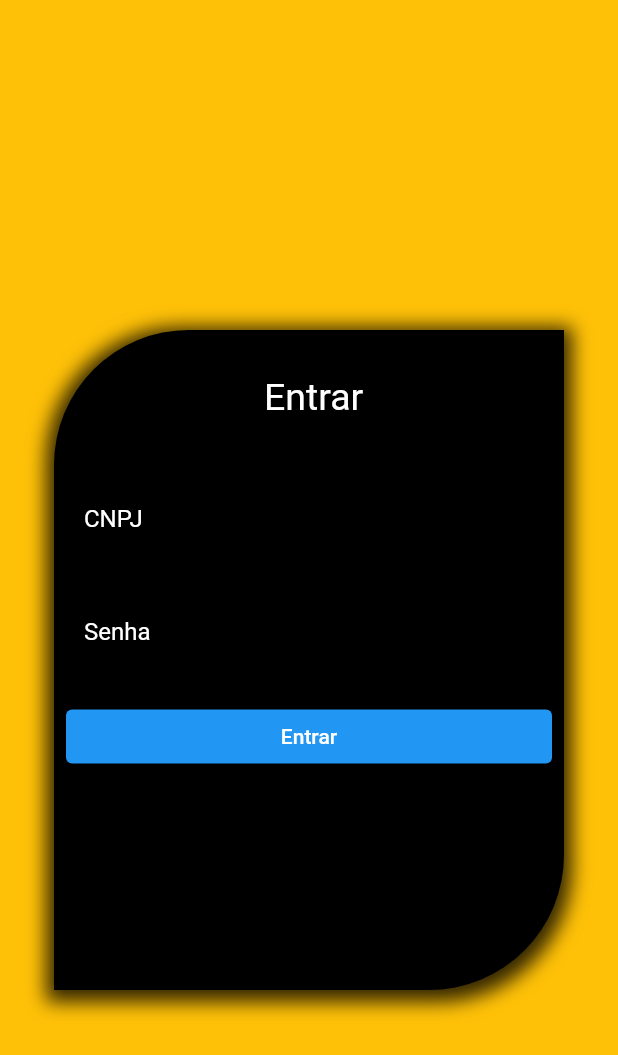
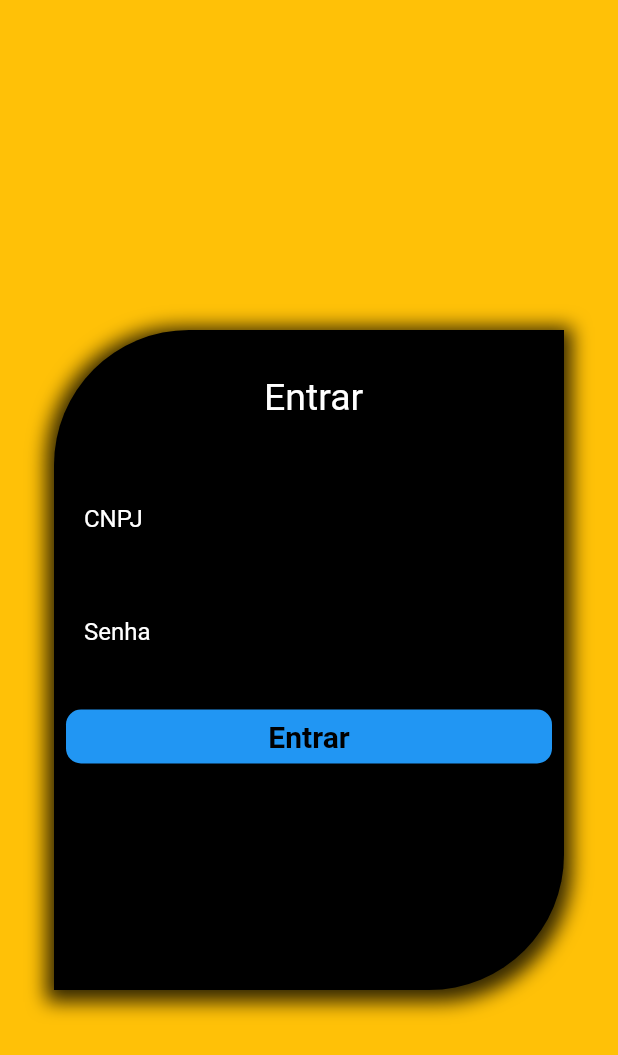
Before and after one commit to Julliano-keil/Desafiofinal, a Flutter app: the screen it shows after launch, on a phone screen of 412 x 824 dp. Shown: the top 1055 px of the screen. Run offline on Flutter 3.47's test engine with Material 2 defaults, Android fonts, the phone set to English and light mode, and no system bars; our stand-ins replace sqflite; accounts and stored records are empty; statements that could not run were skipped.

Commit message:
projeto final

```diff
--- /dev/null
+++ b/lib/repositorio_de_dados/autonomy_level.dart
@@ -0,0 +1 @@
+class AutonomilevelControler {}
--- a/lib/repositorio_de_dados/person_controler.dart
+++ b/lib/repositorio_de_dados/person_controler.dart
@@ -1,5 +1,5 @@
 import 'package:flutter/material.dart';
-import '../entidades/person_login.dart';
+import '../entidades/person.dart';
 import 'db.dart';
 
 class PersonControler extends ChangeNotifier {
@@ -11,17 +11,20 @@ class PersonControler extends ChangeNotifier {
   final constroller = PessoaControler();
   final _listaPeople = <Person>[];
   List<Person> get listaPeople => _listaPeople;
+  final formKey = GlobalKey<FormState>();
   final _controllerId = TextEditingController();
   final _controllerCnpj = TextEditingController();
   final _controllerName = TextEditingController();
   final _controllerNivel = TextEditingController();
   final _controllerSenha = TextEditingController();
+  final _controlerNivel = TextEditingController();
 
   TextEditingController get controllerCnpj => _controllerCnpj;
   TextEditingController get controllerName => _controllerName;
   TextEditingController get controllerNivel => _controllerNivel;
   TextEditingController get controllerSenha => _controllerSenha;
   TextEditingController get controllerid => _controllerId;
+  TextEditingController get controlerNivel => _controlerNivel;
 
   Future<void> insert() async {
     final people = Person(
@@ -56,7 +59,6 @@ class PersonControler extends ChangeNotifier {
       final item = result.first;
       nameuser = item[PersonTable.nomeloja];
 
-      print(' nome do usuario: $nameuser');
       return Person(
         id: item[PersonTable.id],
         cnpj: item[PersonTable.cnpj],
--- a/lib/screens/signin_screen.dart
+++ b/lib/screens/signin_screen.dart
@@ -10,7 +10,6 @@ class SignIn extends StatelessWidget {
   const SignIn({super.key});
   @override
   Widget build(BuildContext context) {
-    final formKey = GlobalKey<FormState>();
     final state = Provider.of<PersonControler>(context, listen: true);
     return Scaffold(
       appBar: AppBar(
@@ -19,7 +18,7 @@ class SignIn extends StatelessWidget {
       ),
       backgroundColor: Colors.amber,
       body: Form(
-        key: formKey,
+        key: state.formKey,
         child: Center(
           child: Container(
             width: 340,
@@ -81,7 +80,7 @@ class SignIn extends StatelessWidget {
                           final username = state.controllerCnpj.text;
                           final password = state.controllerSenha.text;
                           final user = await state.getUserByUsername(username);
-                          if (formKey.currentState!.validate()) {
+                          if (state.formKey.currentState!.validate()) {
                             if (user != null && user.senha == password) {
                               await Navigator.of(context)
                                   .pushReplacementNamed('/Homepage');
@@ -90,9 +89,16 @@ class SignIn extends StatelessWidget {
                                 context: context,
                                 builder: (context) {
                                   return AlertDialog(
-                                    title: const Text('Erro de Login'),
-                                    content:
-                                        const Text('CNPJ ou senha incorretos.'),
+                                    title: const Text('Erro de Login',
+                                        style: TextStyle(
+                                            fontSize: 20,
+                                            fontWeight: FontWeight.bold)),
+                                    content: const Text(
+                                      'CNPJ ou senha incorretos.',
+                                      style: TextStyle(
+                                          fontSize: 20,
+                                          fontWeight: FontWeight.bold),
+                                    ),
                                     actions: [
                                       TextButton(
                                         onPressed: () {
@@ -107,12 +113,19 @@ class SignIn extends StatelessWidget {
                             }
                           }
                         },
-                        child: const Text('Entrar'),
-                      ),
-                      const Center(
-                        child: Text(
-                          '',
-                          style: TextStyle(color: Colors.white),
+                        style: ElevatedButton.styleFrom(
+                          backgroundColor: Colors.blue,
+                          shape: RoundedRectangleBorder(
+                            borderRadius:
+                                BorderRadius.circular(10), // Borda arredondada
+                          ),
+                        ),
+                        child: const Text(
+                          'Entrar',
+                          style: TextStyle(
+                              color: Colors.black,
+                              fontSize: 20,
+                              fontWeight: FontWeight.bold),
                         ),
                       )
                     ],
--- a/lib/widgets/dropdownformfield.dart
+++ b/lib/widgets/dropdownformfield.dart
@@ -1,5 +1,4 @@
 // import 'package:flutter/material.dart';
-// import 'package:jscar/entidades/person_login.dart';
 
 // class MyForm extends StatefulWidget {
 //   @override
@@ -7,7 +6,7 @@
 // }
 
 // class _MyFormState extends State<MyForm> {
-//   final List<String> dropdownItems =<Nivelautonomia>[] ;
+//   final List<String> dropdownItems = <Nivelautonomia>[];
 //   String? selectedValue;
 
 //   @override
```
Also changed, not shown: lib/entidades/autonomy_lavel.dart (added, +15 -0 lines), lib/repositorio_de_dados/db.dart (+62 -1 lines), lib/screens/home_screen.dart (+13 -3 lines), lib/screens/signup_scren.dart (+12 -4 lines), lib/entidades/person.dart (renamed from lib/entidades/person_login.dart).
